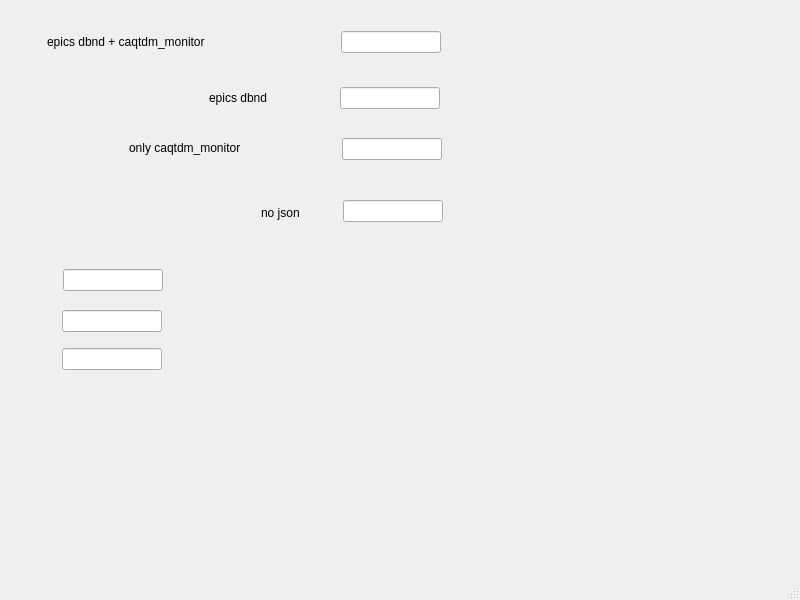
Above: caQtDM_Tests/json.ui from caqtdm/caqtdm before the change. Below: the same form after it.
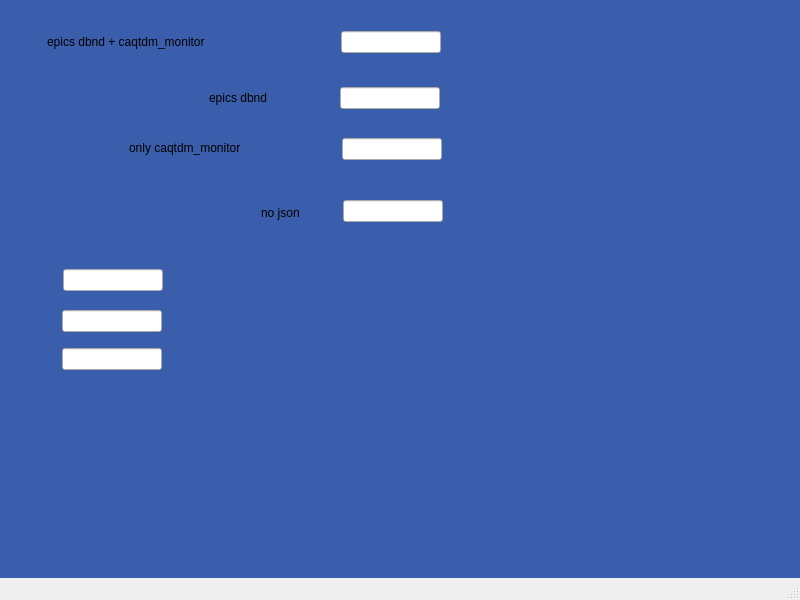
That is the form after the change. Custom widgets are drawn as their Qt base class.

The edit to the form file:
```diff
--- a/caQtDM_Tests/json.ui
+++ b/caQtDM_Tests/json.ui
@@ -13,6 +13,84 @@
   <property name="windowTitle">
    <string>MainWindow</string>
   </property>
+  <property name="styleSheet">
+   <string notr="true">QWidget#centralwidget {background: rgb(58, 94, 171);}
+
+ QTabWidget::pane { /* The tab widget frame */
+     border: 2px solid black;
+ }
+
+ /* Style the tab using the tab sub-control. Note that
+     it reads QTabBar _not_ QTabWidget */
+ QTabBar::tab {
+     background: qlineargradient(x1: 0, y1: 0, x2: 0, y2: 1,
+                                 stop: 0 #E1E1E1, stop: 0.4 #DDDDDD,
+                                 stop: 0.5 #D8D8D8, stop: 1.0 #D3D3D3);
+     border: 2px solid #C4C4C3;
+     border-bottom-color: #C2C7CB; /* same as the pane color */
+     border-top-left-radius: 4px;
+     border-top-right-radius: 4px;
+     min-width: 8ex;
+     padding: 5px;
+ }
+
+ QTabBar::tab:selected, QTabBar::tab:hover {
+     background: qlineargradient(x1: 0, y1: 0, x2: 0, y2: 1,
+                                 stop: 0 #fafafa, stop: 0.4 #f4f4f4,
+                                 stop: 0.5 #e7e7e7, stop: 1.0 #fafafa);
+ }
+
+ QTabBar::tab:selected {
+     border-color: #9B9B9B;
+     border-bottom-color: #C2C7CB; /* same as pane color */
+ }
+
+ 
+caTable {
+       font: 10pt;
+       background: cornsilk;
+       alternate-background-color: wheat;
+}
+
+caLineEdit {
+     border-radius: 1px;
+     background: lightyellow;
+     color: black;
+ }
+
+caTextEntry {
+    color: rgb(127, 0, 63);
+    background-color: cornsilk;
+    selection-color: #0a214c;
+    selection-background-color: wheat;
+    border: 1px groove black;
+    border-radius: 1px;
+    padding: 1px;
+}
+
+caTextEntry:focus {
+    padding: 0px;
+    border: 2px groove darkred;
+    border-radius: 1px;
+}
+
+caSlider::groove:horizontal {
+border: 1px solid #bbb;
+background: lightgrey;
+height: 20px;
+border-radius: 4px;
+}
+
+caSlider::handle:horizontal {
+background: red;
+border: 1px solid #777;
+width: 13px;
+margin-top: -2px;
+margin-bottom: -2px;
+border-radius: 2px;
+}
+</string>
+  </property>
   <widget class="QWidget" name="centralwidget">
    <widget class="caTextEntry" name="catextentry">
     <property name="geometry">
```
Left out of the diff: 2 changed lines with no effect on the pictures.
